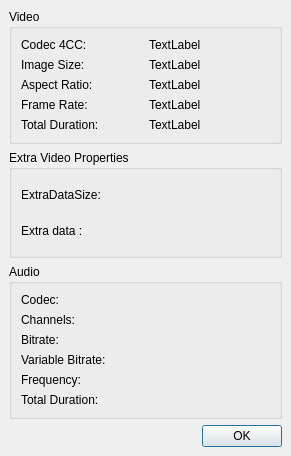
First picture: the form in avidemux/qt4/ADM_userInterfaces/ADM_dialog/props.ui, repository mean00/avidemux2, before the edit.
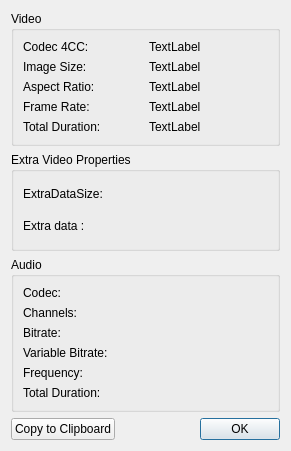
Second picture: the form after the edit.

Commit message: [Qt/props] Add copy to clipboard

The edit to the form file:
```diff
--- a/avidemux/qt4/ADM_userInterfaces/ADM_dialog/props.ui
+++ b/avidemux/qt4/ADM_userInterfaces/ADM_dialog/props.ui
@@ -7,20 +7,14 @@
     <x>0</x>
     <y>0</y>
     <width>291</width>
-    <height>456</height>
+    <height>451</height>
    </rect>
   </property>
   <property name="windowTitle">
    <string>Properties</string>
   </property>
-  <layout class="QVBoxLayout">
-   <property name="spacing">
-    <number>6</number>
-   </property>
-   <property name="margin">
-    <number>9</number>
-   </property>
-   <item>
+  <layout class="QGridLayout" name="gridLayout">
+   <item row="0" column="0" colspan="3">
     <widget class="QGroupBox" name="groupBox">
      <property name="title">
       <string>Video</string>
@@ -108,7 +102,7 @@
      </layout>
     </widget>
    </item>
-   <item>
+   <item row="1" column="0" colspan="3">
     <widget class="QGroupBox" name="groupBox_2">
      <property name="title">
       <string>Extra Video Properties</string>
@@ -123,7 +117,7 @@
       <item row="0" column="1">
        <widget class="QLabel" name="LabelExtraDataSize">
         <property name="text">
-         <string> </string>
+         <string/>
         </property>
        </widget>
       </item>
@@ -137,7 +131,7 @@
       <item row="1" column="1">
        <widget class="QLabel" name="LabelExtraData">
         <property name="text">
-         <string> </string>
+         <string/>
         </property>
        </widget>
       </item>
@@ -151,7 +145,7 @@
      </layout>
     </widget>
    </item>
-   <item>
+   <item row="2" column="0" colspan="3">
     <widget class="QGroupBox" name="groupBoxAudio">
      <property name="title">
       <string>Audio</string>
@@ -160,7 +154,16 @@
       <bool>false</bool>
      </property>
      <layout class="QGridLayout">
-      <property name="margin">
+      <property name="leftMargin">
+       <number>9</number>
+      </property>
+      <property name="topMargin">
+       <number>9</number>
+      </property>
+      <property name="rightMargin">
+       <number>9</number>
+      </property>
+      <property name="bottomMargin">
        <number>9</number>
       </property>
       <property name="spacing">
@@ -253,8 +256,30 @@
      </layout>
     </widget>
    </item>
+   <item row="3" column="0" colspan="3">
+    <layout class="QHBoxLayout" name="horizontalLayout">
    <item>
-    <widget class="QPushButton" name="pushButton">
+      <widget class="QPushButton" name="pushButton_c2c">
+       <property name="text">
+        <string>Copy to Clipboard</string>
+       </property>
+      </widget>
+     </item>
+     <item>
+      <spacer name="horizontalSpacer">
+       <property name="orientation">
+        <enum>Qt::Horizontal</enum>
+       </property>
+       <property name="sizeHint" stdset="0">
+        <size>
+         <width>40</width>
+         <height>20</height>
+        </size>
+       </property>
+      </spacer>
+     </item>
+     <item>
+      <widget class="QPushButton" name="pushButton_ok">
      <property name="sizePolicy">
       <sizepolicy hsizetype="Fixed" vsizetype="Fixed">
        <horstretch>0</horstretch>
@@ -273,6 +298,8 @@
     </widget>
    </item>
   </layout>
+   </item>
+  </layout>
  </widget>
  <resources/>
  <connections>
```
Left out of the diff: 24 changed lines with no effect on the pictures. Lines whose indentation alone changed are shown as unchanged. The commit also changes 2 other files.
